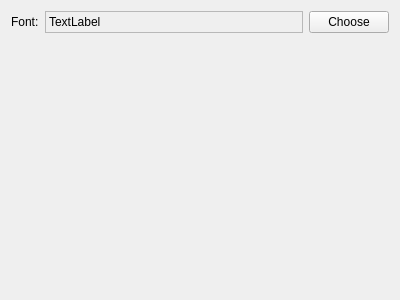
First picture: the form in gui/ConfigEditor.ui, repository mupuf/arduide, before the edit.
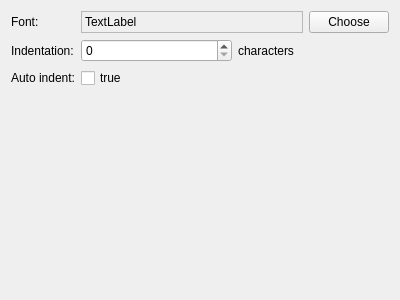
Second picture: the form after the edit.

Commit message: Add the indentation support

What changed in the file:
```diff
--- a/gui/ConfigEditor.ui
+++ b/gui/ConfigEditor.ui
@@ -51,6 +51,45 @@
      </item>
     </layout>
    </item>
+   <item row="1" column="0">
+    <widget class="QLabel" name="label_2">
+     <property name="text">
+      <string>Indentation:</string>
+     </property>
+    </widget>
+   </item>
+   <item row="1" column="1">
+    <layout class="QHBoxLayout" name="horizontalLayout_2">
+     <item>
+      <widget class="QSpinBox" name="spinIndentSize">
+       <property name="maximum">
+        <number>20</number>
+       </property>
+      </widget>
+     </item>
+     <item>
+      <widget class="QLabel" name="label_3">
+       <property name="text">
+        <string>characters</string>
+       </property>
+      </widget>
+     </item>
+    </layout>
+   </item>
+   <item row="2" column="0">
+    <widget class="QLabel" name="label_4">
+     <property name="text">
+      <string>Auto indent:</string>
+     </property>
+    </widget>
+   </item>
+   <item row="2" column="1">
+    <widget class="QCheckBox" name="checkAutoIndent">
+     <property name="text">
+      <string>true</string>
+     </property>
+    </widget>
+   </item>
   </layout>
  </widget>
  <resources/>
```
The commit also changes 10 other files.
